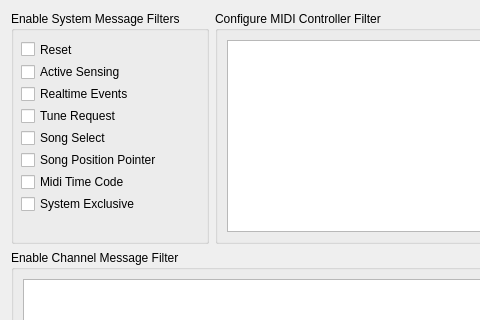
dehnhardt/iconnconfig, file src/widgets/portfiltersettingswidget.ui: the form before one commit; both pictures show x 0 to 480 and y 0 to 320 of the 869 by 518 pixel window.
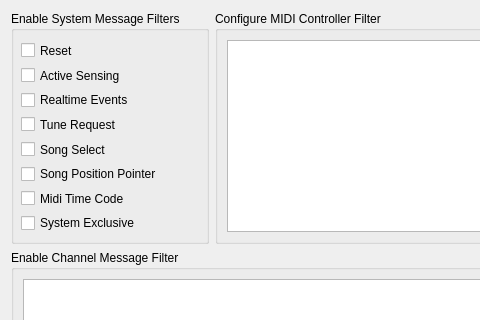
The form after the commit.

Commit message: always display the MIDI-Controller Combobox in the controller filter table

Patch:
```diff
--- a/src/widgets/portfiltersettingswidget.ui
+++ b/src/widgets/portfiltersettingswidget.ui
@@ -73,7 +73,7 @@
         <x>10</x>
         <y>30</y>
         <width>191</width>
-        <height>171</height>
+        <height>191</height>
        </rect>
       </property>
       <layout class="QVBoxLayout" name="verticalLayout">
```
The commit also changes 3 other files.
